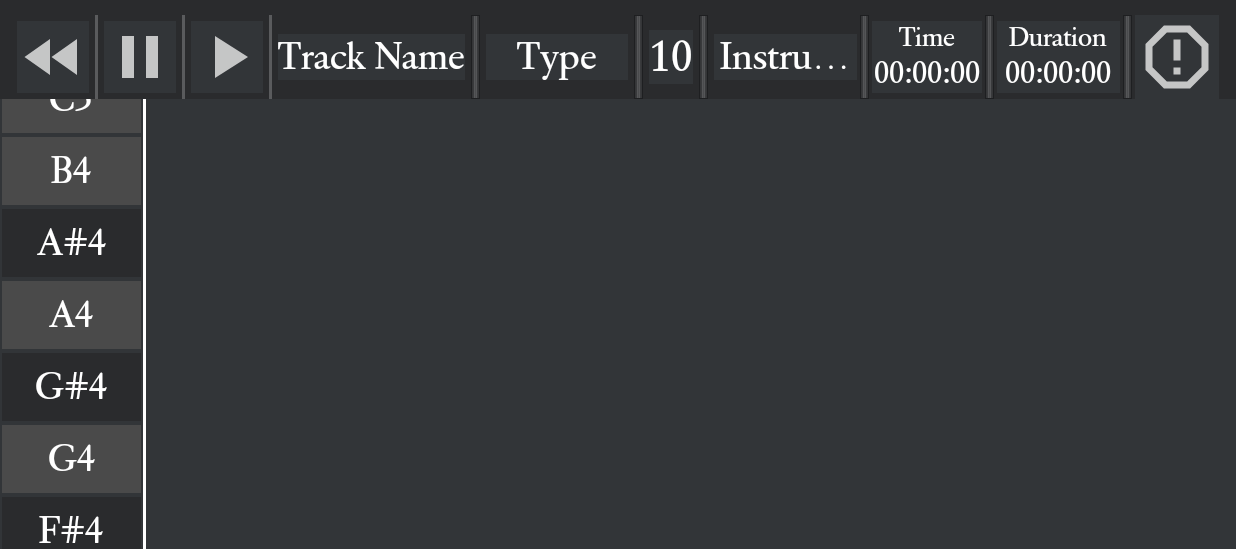
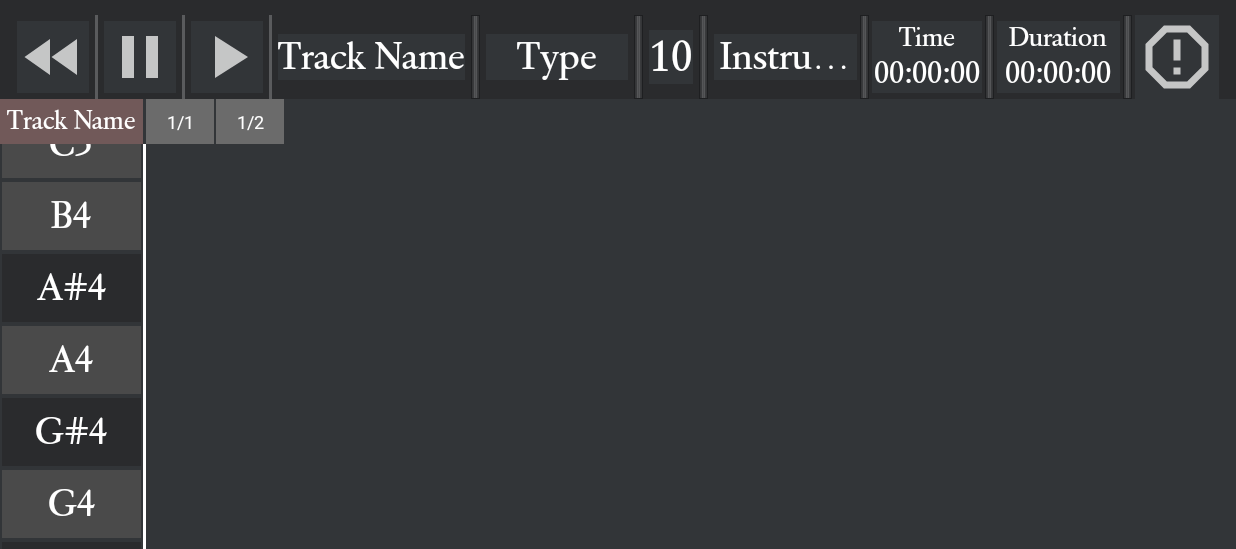
Before and after one commit to JonathanLacabe/LightNote, an Android app built with Jetpack Compose: the NewActivity screen opened directly, with no data from a screen before it, on a phone screen of 824 x 412 dp (held sideways), the part 69-618 px from its top. Run offline under Robolectric (Android 15) with nearby library versions, the phone set to English and light mode, and no system bars; libraries missing offline, so code that uses them is left out: jp.kshoji.javax, org.billthefarmer.mididriver.

Commit message:
Sound effect for piano
Tapping the piano now makes a sound. Also, the track name and subdivision bar has been added.

```diff
--- a/app/src/main/java/io/github/jonathanlacabe/lightnote/NewActivity.kt
+++ b/app/src/main/java/io/github/jonathanlacabe/lightnote/NewActivity.kt
@@ -328,10 +328,39 @@ class NewActivity : ComponentActivity() {
         }
     }
 
-    // Function to play the piano note sound (using a simple MIDI or sound file)
+    // Function to play the piano note sound using MIDI
     private fun playPianoSound(note: String) {
-        // Logic to play piano note sound (implementation could vary based on your setup)
-        // You could use MIDI playback or sound samples
+        val midiNote = noteToMidiNumber(note)
+
+        // Stop any ongoing playback
+        if (isPlaying) {
+            isPlaying = false
+            midiPlaybackHandler.pausePlayback()
+        }
+
+        // Send a "note-on" command using MidiDriver
+        val midiDriver = MidiDriver.getInstance()
+        midiDriver.start()
+
+        // Send the "note-on" message with reduced velocity (e.g., 0x40 for softer volume)
+        val noteOnMessage = byteArrayOf(0x90.toByte(), midiNote.toByte(), 0x40.toByte()) // 0x40 is softer velocity
+        midiDriver.write(noteOnMessage)
+
+        // Optional: Stop the note after a short delay (for simulation purposes)
+        binding.pianoKeysScrollView.postDelayed({
+            val noteOffMessage = byteArrayOf(0x80.toByte(), midiNote.toByte(), 0x00.toByte()) // 0x00 velocity for "note-off"
+            midiDriver.write(noteOffMessage)
+            midiDriver.stop()
+        }, 500) // Stops the note after 500ms
+    }
+
+    // Function to map note names (e.g., "C4", "D#5") to MIDI note numbers
+    private fun noteToMidiNumber(note: String): Int {
+        val noteNames = listOf("C", "C#", "D", "D#", "E", "F", "F#", "G", "G#", "A", "A#", "B")
+        val noteName = note.substring(0, note.length - 1)
+        val octave = note.last().toString().toInt()
+        val noteIndex = noteNames.indexOf(noteName)
+        return (octave + 1) * 12 + noteIndex
     }
 
 
--- a/app/src/main/res/layout/activity_new.xml
+++ b/app/src/main/res/layout/activity_new.xml
@@ -376,13 +376,80 @@
 
     </LinearLayout>
 
+    <!-- Container for Track Name and Subdivision Bar -->
+    <LinearLayout
+        android:id="@+id/trackNameAndSubdivisionContainer"
+        android:layout_width="match_parent"
+        android:layout_height="30dp"
+        android:orientation="horizontal"
+        android:gravity="center_vertical"
+        app:layout_constraintTop_toBottomOf="@id/middleMenuLayout"
+        app:layout_constraintStart_toStartOf="parent"
+        app:layout_constraintEnd_toEndOf="parent">
+
+        <!-- Track Name Section (aligned with piano keys) -->
+        <TextView
+            android:id="@+id/trackNameLabel"
+            android:layout_width="95dp"
+            android:layout_height="match_parent"
+            android:gravity="center"
+            android:text="Track Name"
+            android:textColor="#FFFFFF"
+            android:background="#715959"
+            android:textSize="17sp"
+            android:fontFamily="@font/quadriga_bq"
+            android:layout_marginRight="2dp" />
+
+        <!-- Subdivision Bar (aligned with piano roll grid) -->
+        <HorizontalScrollView
+            android:id="@+id/subdivisionScrollView"
+            android:layout_width="0dp"
+            android:layout_height="match_parent"
+            android:layout_weight="1"
+            android:fillViewport="true"
+            android:scrollbars="none">
+
+            <!-- LinearLayout for the subdivision bar -->
+            <LinearLayout
+                android:id="@+id/subdivisionContainer"
+                android:layout_width="wrap_content"
+                android:layout_height="match_parent"
+                android:orientation="horizontal">
+
+                <!-- Example of subdivision notation -->
+                <TextView
+                    android:layout_width="45dp"
+                    android:layout_height="match_parent"
+                    android:gravity="center"
+                    android:text="1/1"
+                    android:textColor="#FFFFFF"
+                    android:background="#6B6B6B"
+                    android:textSize="12sp"
+                    android:layout_marginRight="1dp" />
+
+                <TextView
+                    android:layout_width="45dp"
+                    android:layout_height="match_parent"
+                    android:gravity="center"
+                    android:text="1/2"
+                    android:textColor="#FFFFFF"
+                    android:background="#6B6B6B"
+                    android:textSize="12sp"
+                    android:layout_marginRight="1dp" />
+
+                <!-- Add more subdivision notations as needed -->
+            </LinearLayout>
+        </HorizontalScrollView>
+    </LinearLayout>
+
+
     <HorizontalScrollView
         android:id="@+id/horizontalScrollView"
         android:layout_width="match_parent"
         android:layout_height="0dp"
         android:layout_weight="1"
         android:fillViewport="true"
-        app:layout_constraintTop_toBottomOf="@id/middleMenuLayout"
+        app:layout_constraintTop_toBottomOf="@id/trackNameAndSubdivisionContainer"
         app:layout_constraintBottom_toBottomOf="parent"
         app:layout_constraintStart_toStartOf="parent"
         app:layout_constraintEnd_toEndOf="parent">
```
